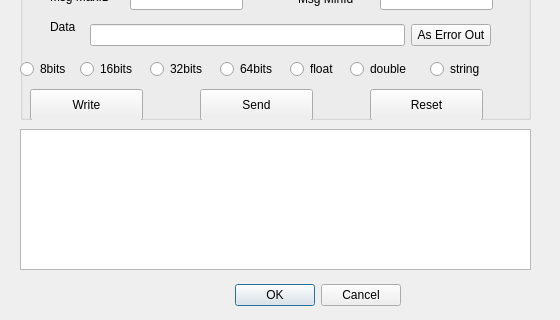
This is apoEditor/src/connectdialog.ui in neil78duan/apollolib as Qt 5 draws it before an edit; both pictures show x 0 to 560 and y 251 to 571 of the 560 by 571 pixel window. The edited form follows.
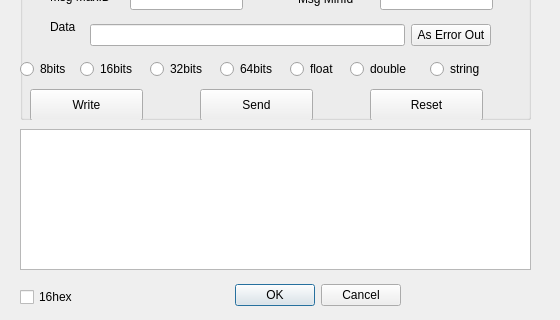
This is the edited form.

```diff
--- a/apoEditor/src/connectdialog.ui
+++ b/apoEditor/src/connectdialog.ui
@@ -397,6 +397,19 @@
     </rect>
    </property>
   </widget>
+  <widget class="QCheckBox" name="checkBox16Hex">
+   <property name="geometry">
+    <rect>
+     <x>20</x>
+     <y>540</y>
+     <width>71</width>
+     <height>16</height>
+    </rect>
+   </property>
+   <property name="text">
+    <string>16hex</string>
+   </property>
+  </widget>
  </widget>
  <resources/>
  <connections>
```
